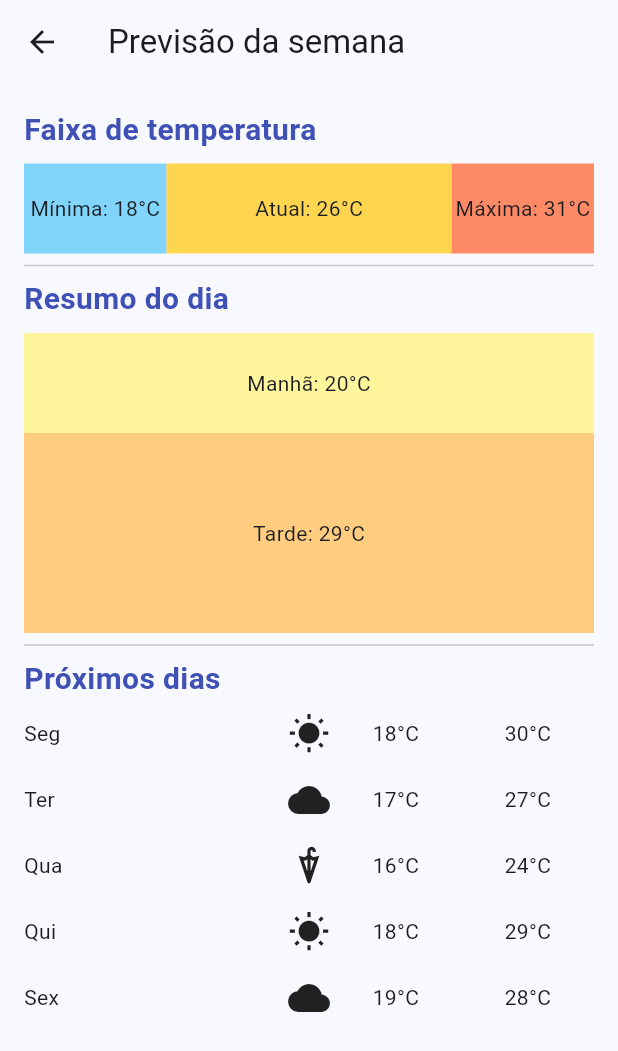
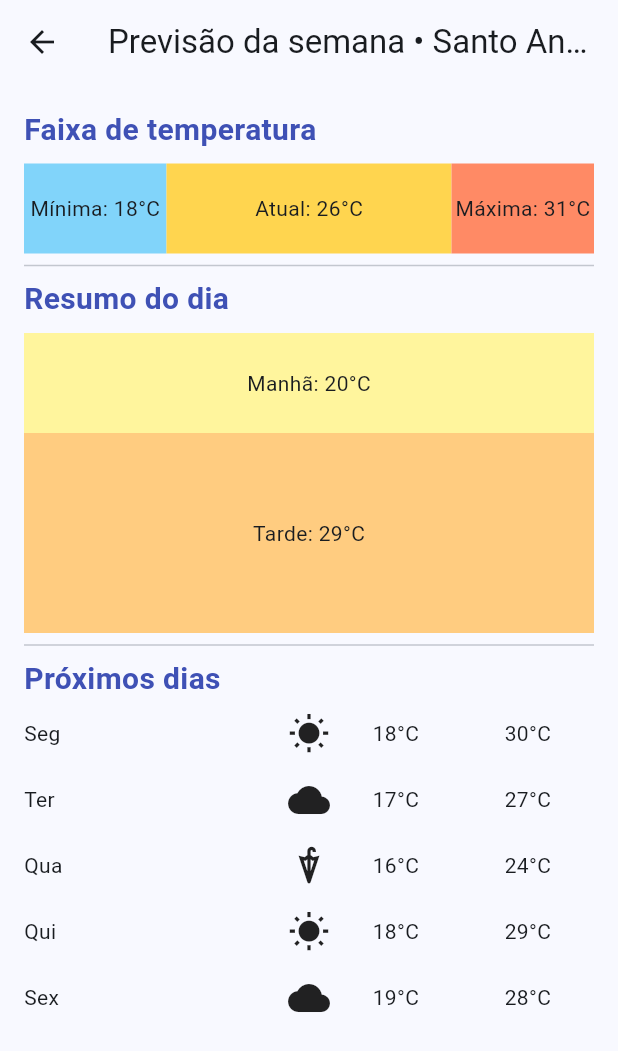
Before and after one commit to IaraS3/meuapp_projetoclima, a Flutter app: the PrevisaoSemanaScreen screen opened directly with sample values from the repository, on a phone screen of 412 x 824 dp. Shown: the top 1051 px of the screen. Run offline on Flutter 3.47's test engine with Material 3 defaults, Android fonts, the phone set to English and light mode, and no system bars.

Commit message:
Atividade 5 - Atividade escalonamento

```diff
--- a/lib/models/cidade.dart
+++ b/lib/models/cidade.dart
@@ -29,6 +29,8 @@ class Cidade {
   final String pressao;
   final String visibilidade;
   final String nascerDoSol;
+  final String manha;
+  final String tarde;
   final List<DiaPrevisao> previsao;
 
   const Cidade({
@@ -48,6 +50,8 @@ class Cidade {
     required this.pressao,
     required this.visibilidade,
     required this.nascerDoSol,
+    this.manha = '20°C',
+    this.tarde = '29°C',
     required this.previsao,
   });
 }
--- a/lib/screens/home_screen.dart
+++ b/lib/screens/home_screen.dart
@@ -2,7 +2,7 @@ import 'package:flutter/material.dart';
 import '../data/cidades_data.dart';
 import '../widgets/card_cidade.dart';
 import '../widgets/card_cidade_principal.dart';
-import 'detalhes_avancados.dart';
+import 'ver_clima.dart';
 
 class HomeScreen extends StatelessWidget {
   const HomeScreen({super.key});
@@ -11,7 +11,7 @@ class HomeScreen extends StatelessWidget {
     Navigator.push(
       context,
       MaterialPageRoute(
-        builder: (context) => DetalhesAvancadosScreen(cidade: cidades[indice]),
+        builder: (context) => VerClimaScreen(cidade: cidades[indice]),
       ),
     );
   }
--- a/lib/screens/previsao_semana.dart
+++ b/lib/screens/previsao_semana.dart
@@ -12,7 +12,7 @@ class PrevisaoSemanaScreen extends StatelessWidget {
   @override
   Widget build(BuildContext context) {
     return Scaffold(
-      appBar: AppBar(title: const Text('Previsão da semana')),
+      appBar: AppBar(title: Text('Previsão da semana • ${cidade.nome}')),
       body: ListView(
         padding: const EdgeInsets.all(16),
         children: [
@@ -56,14 +56,14 @@ class PrevisaoSemanaScreen extends StatelessWidget {
                 Expanded(
                   child: Container(
                     color: Colors.yellow.shade200,
-                    child: const Center(child: Text('Manhã: 20°C')),
+                    child: Center(child: Text('Manhã: ${cidade.manha}')),
                   ),
                 ),
                 Flexible(
                   flex: 2,
                   child: Container(
                     color: Colors.orange.shade200,
-                    child: const Center(child: Text('Tarde: 29°C')),
+                    child: Center(child: Text('Tarde: ${cidade.tarde}')),
                   ),
                 ),
               ],
@@ -72,13 +72,20 @@ class PrevisaoSemanaScreen extends StatelessWidget {
           const Divider(),
 
           const TituloSecao(titulo: 'Próximos dias'),
-          for (final d in cidade.previsao)
-            LinhaPrevisao(
-              dia: d.dia,
-              icone: iconeClima(d.icone),
-              minima: d.minima,
-              maxima: d.maxima,
-            ),
+          ListView.builder(
+            shrinkWrap: true,
+            physics: const NeverScrollableScrollPhysics(),
+            itemCount: cidade.previsao.length,
+            itemBuilder: (context, index) {
+              final d = cidade.previsao[index];
+              return LinhaPrevisao(
+                dia: d.dia,
+                icone: iconeClima(d.icone),
+                minima: d.minima,
+                maxima: d.maxima,
+              );
+            },
+          ),
         ],
       ),
     );
--- a/lib/screens/detalhes_avancados.dart
+++ b/lib/screens/ver_clima.dart
@@ -4,15 +4,15 @@ import '../widgets/titulo_secao.dart';
 import '../widgets/item_previsao.dart';
 import 'previsao_semana.dart';
 
-class DetalhesAvancadosScreen extends StatelessWidget {
+class VerClimaScreen extends StatelessWidget {
   final Cidade cidade;
 
-  const DetalhesAvancadosScreen({super.key, required this.cidade});
+  const VerClimaScreen({super.key, required this.cidade});
 
   @override
   Widget build(BuildContext context) {
     return Scaffold(
-      appBar: AppBar(title: const Text('Detalhes avançados')),
+      appBar: AppBar(title: Text(cidade.nome)),
       body: ListView(
         padding: const EdgeInsets.all(16),
         children: [
```
Also changed, not shown: lib/screens/clima_atual.dart (+109 -109 lines).
